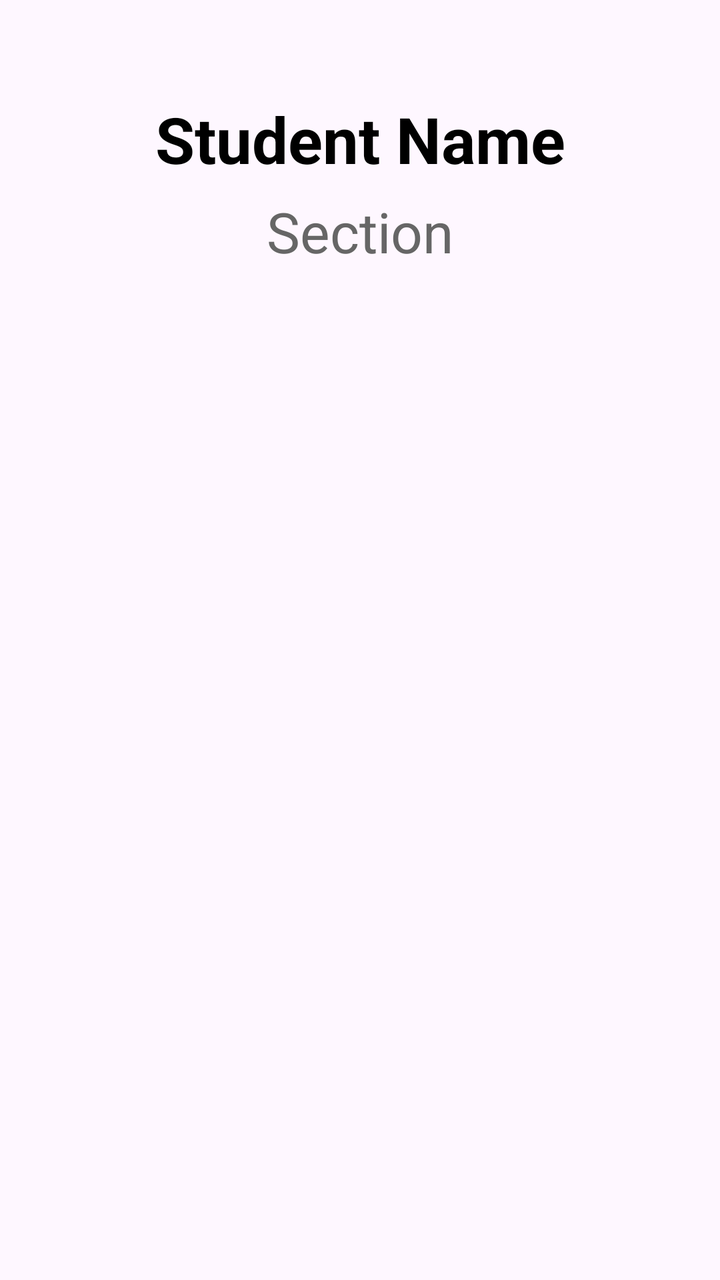
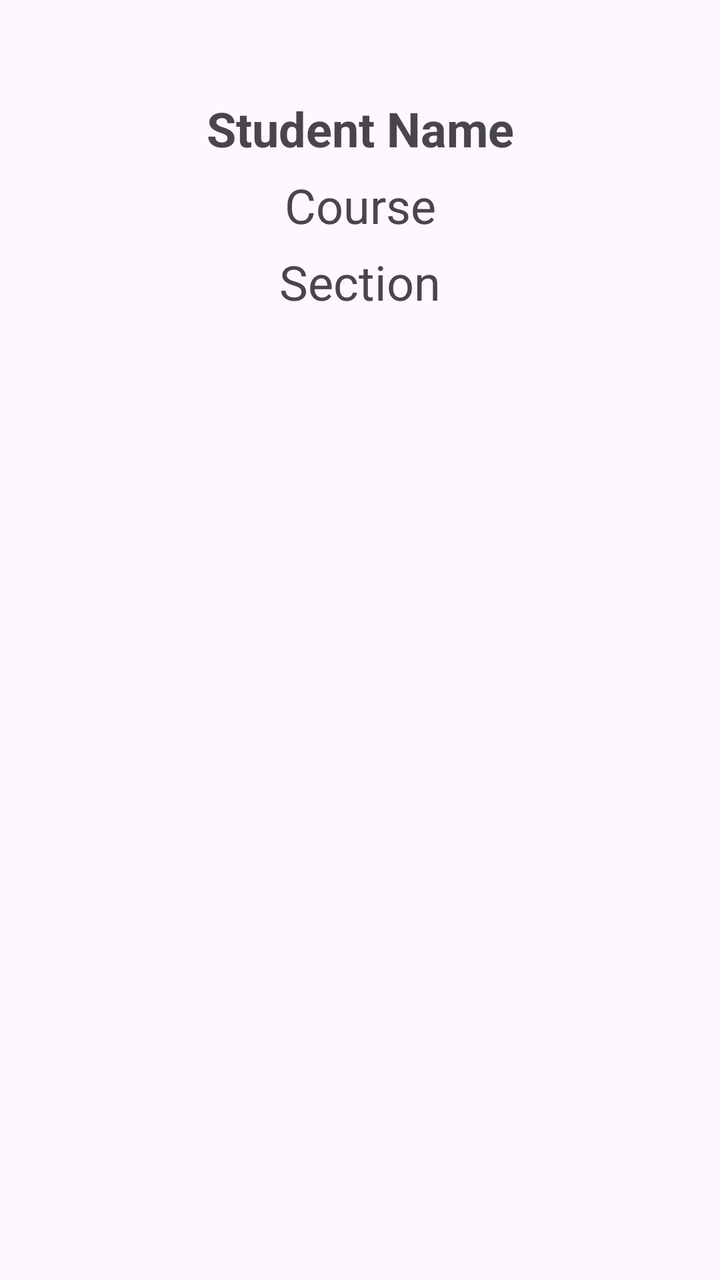

Two renders of the same Android screen: before a commit and after it. Below are the layout's source before the change and the commit's diff.
<!-- AndroidManifest.xml: application theme Theme.StudentListApp -->
<!-- res/layout/item_student.xml -->
<?xml version="1.0" encoding="utf-8"?>
<LinearLayout xmlns:android="http://schemas.android.com/apk/res/android"
    android:layout_width="match_parent"
    android:layout_height="wrap_content"
    android:orientation="vertical"
    android:paddingTop="48dp"
    android:paddingBottom="16dp"
    android:paddingLeft="16dp"
    android:paddingRight="16dp"
    android:layout_marginBottom="10dp">

    <TextView
        android:id="@+id/tvStudentName"
        android:layout_width="match_parent"
        android:layout_height="wrap_content"
        android:text="Student Name"
        android:textSize="32sp"
        android:textStyle="bold"
        android:textColor="@color/black"
        android:gravity="center" />

    <TextView
        android:id="@+id/tvStudentSection"
        android:layout_width="match_parent"
        android:layout_height="wrap_content"
        android:text="Section"
        android:textSize="28sp"
        android:textColor="#666666"
        android:layout_marginTop="6dp"
        android:gravity="center" />

</LinearLayout>
<!-- resources referenced by this layout -->
<resources>
  <color name="black">#FF000000</color>
  <style name="Theme.StudentListApp" parent="Base.Theme.StudentListApp" />
  <style name="Base.Theme.StudentListApp" parent="Theme.Material3.DayNight.NoActionBar">
          
          
      </style>
</resources>

<!-- the commit's change to res/layout/item_student.xml (unified diff, before → after) -->
@@ -14,9 +14,17 @@
         android:layout_width="match_parent"
         android:layout_height="wrap_content"
         android:text="Student Name"
-        android:textSize="32sp"
+        android:textSize="24sp"
         android:textStyle="bold"
-        android:textColor="@color/black"
+        android:gravity="center" />
+
+    <TextView
+        android:id="@+id/tvStudentCourse"
+        android:layout_width="match_parent"
+        android:layout_height="wrap_content"
+        android:text="Course"
+        android:textSize="24sp"
+        android:layout_marginTop="6dp"
         android:gravity="center" />
 
     <TextView
@@ -24,8 +32,7 @@
         android:layout_width="match_parent"
         android:layout_height="wrap_content"
         android:text="Section"
-        android:textSize="28sp"
-        android:textColor="#666666"
+        android:textSize="24sp"
         android:layout_marginTop="6dp"
         android:gravity="center" />
 
<!-- resource entries referenced after the edit -->
@@ -1,6 +1,5 @@
 <!-- resources referenced by this layout -->
 <resources>
-  <color name="black">#FF000000</color>
   <style name="Theme.StudentListApp" parent="Base.Theme.StudentListApp" />
   <style name="Base.Theme.StudentListApp" parent="Theme.Material3.DayNight.NoActionBar">
           
